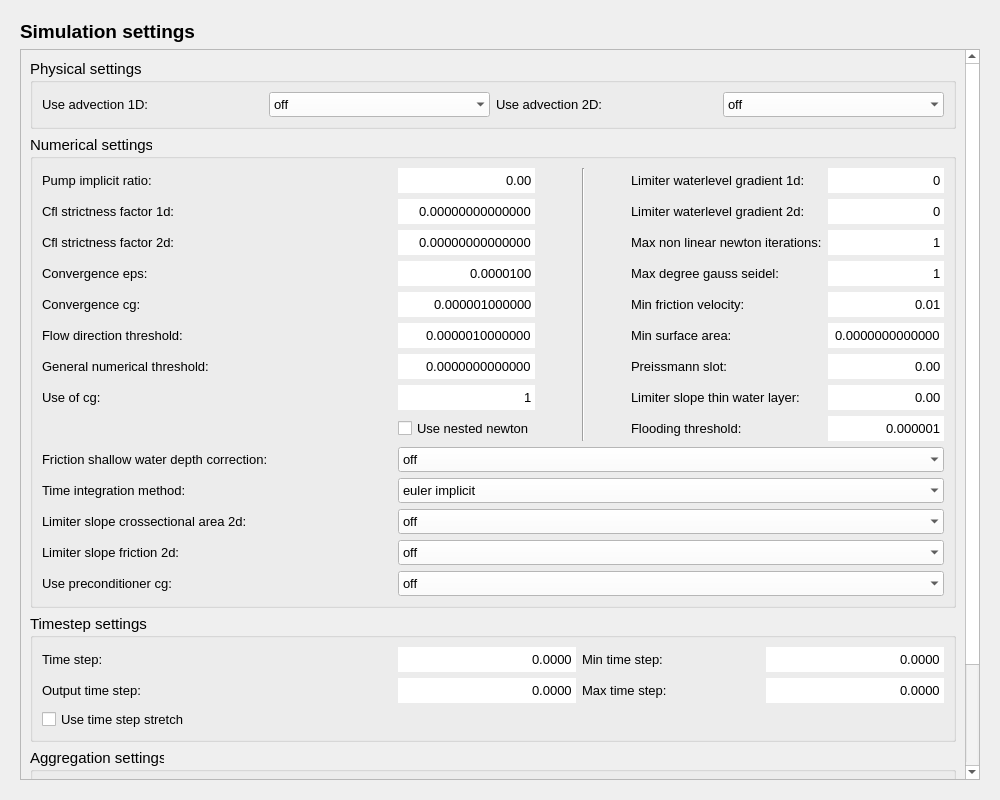
Before: the Qt Designer form threedi_api_qgis_client/ui/simulation_wizard/page_settings.ui in nens/threedi-api-qgis-client, drawn with Qt 5.
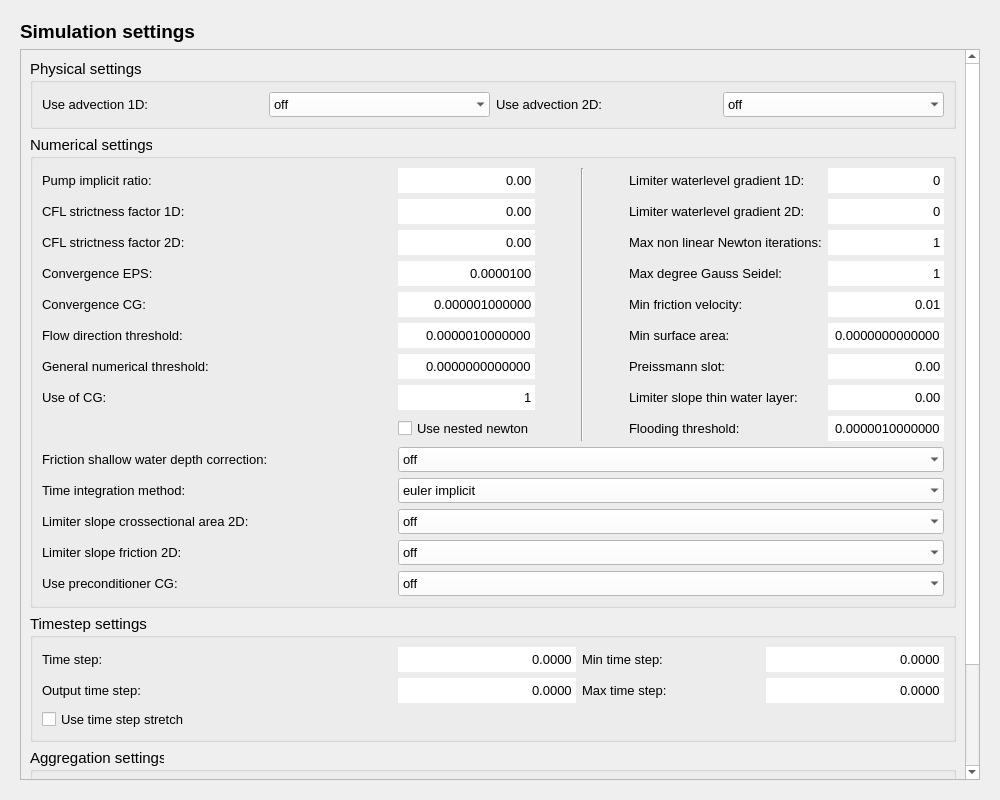
After: the same form once the commit is applied. Custom widgets are drawn as their Qt base class.

Commit message: Setting page fixes.

```diff
--- a/threedi_api_qgis_client/ui/simulation_wizard/page_settings.ui
+++ b/threedi_api_qgis_client/ui/simulation_wizard/page_settings.ui
@@ -93,6 +93,7 @@
            <widget class="QgsCollapsibleGroupBox" name="group_numerical">
             <property name="font">
              <font>
+              <family>Segoe UI</family>
               <pointsize>11</pointsize>
              </font>
             </property>
@@ -181,11 +182,12 @@
               <widget class="QLabel" name="label_19">
                <property name="font">
                 <font>
+                 <family>Segoe UI</family>
                  <pointsize>10</pointsize>
                 </font>
                </property>
                <property name="text">
-                <string>Limiter waterlevel gradient 1d:</string>
+                <string>Limiter waterlevel gradient 1D:</string>
                </property>
               </widget>
              </item>
@@ -223,11 +225,12 @@
               <widget class="QLabel" name="label_5">
                <property name="font">
                 <font>
+                 <family>Segoe UI</family>
                  <pointsize>10</pointsize>
                 </font>
                </property>
                <property name="text">
-                <string>Cfl strictness factor 1d:</string>
+                <string>CFL strictness factor 1D:</string>
                </property>
               </widget>
              </item>
@@ -259,7 +262,7 @@
                 <enum>QAbstractSpinBox::NoButtons</enum>
                </property>
                <property name="decimals">
-                <number>14</number>
+                <number>2</number>
                </property>
                <property name="maximum">
                 <double>1.000000000000000</double>
@@ -270,11 +273,12 @@
               <widget class="QLabel" name="label_20">
                <property name="font">
                 <font>
+                 <family>Segoe UI</family>
                  <pointsize>10</pointsize>
                 </font>
                </property>
                <property name="text">
-                <string>Limiter waterlevel gradient 2d:</string>
+                <string>Limiter waterlevel gradient 2D:</string>
                </property>
               </widget>
              </item>
@@ -312,11 +316,12 @@
               <widget class="QLabel" name="label_8">
                <property name="font">
                 <font>
+                 <family>Segoe UI</family>
                  <pointsize>10</pointsize>
                 </font>
                </property>
                <property name="text">
-                <string>Cfl strictness factor 2d:</string>
+                <string>CFL strictness factor 2D:</string>
                </property>
               </widget>
              </item>
@@ -346,7 +351,7 @@
                 <enum>QAbstractSpinBox::NoButtons</enum>
                </property>
                <property name="decimals">
-                <number>14</number>
+                <number>2</number>
                </property>
                <property name="maximum">
                 <double>1.000000000000000</double>
@@ -357,11 +362,12 @@
               <widget class="QLabel" name="label_22">
                <property name="font">
                 <font>
+                 <family>Segoe UI</family>
                  <pointsize>10</pointsize>
                 </font>
                </property>
                <property name="text">
-                <string>Max non linear newton iterations:</string>
+                <string>Max non linear Newton iterations:</string>
                </property>
               </widget>
              </item>
@@ -402,11 +408,12 @@
               <widget class="QLabel" name="label_12">
                <property name="font">
                 <font>
+                 <family>Segoe UI</family>
                  <pointsize>10</pointsize>
                 </font>
                </property>
                <property name="text">
-                <string>Convergence eps:</string>
+                <string>Convergence EPS:</string>
                </property>
               </widget>
              </item>
@@ -456,11 +463,12 @@
               <widget class="QLabel" name="label_23">
                <property name="font">
                 <font>
+                 <family>Segoe UI</family>
                  <pointsize>10</pointsize>
                 </font>
                </property>
                <property name="text">
-                <string>Max degree gauss seidel:</string>
+                <string>Max degree Gauss Seidel:</string>
                </property>
               </widget>
              </item>
@@ -501,11 +509,12 @@
               <widget class="QLabel" name="label_14">
                <property name="font">
                 <font>
+                 <family>Segoe UI</family>
                  <pointsize>10</pointsize>
                 </font>
                </property>
                <property name="text">
-                <string>Convergence cg:</string>
+                <string>Convergence CG:</string>
                </property>
               </widget>
              </item>
@@ -552,6 +561,7 @@
               <widget class="QLabel" name="label_24">
                <property name="font">
                 <font>
+                 <family>Segoe UI</family>
                  <pointsize>10</pointsize>
                 </font>
                </property>
@@ -645,6 +655,7 @@
               <widget class="QLabel" name="label_25">
                <property name="font">
                 <font>
+                 <family>Segoe UI</family>
                  <pointsize>10</pointsize>
                 </font>
                </property>
@@ -735,6 +746,7 @@
               <widget class="QLabel" name="label_27">
                <property name="font">
                 <font>
+                 <family>Segoe UI</family>
                  <pointsize>10</pointsize>
                 </font>
                </property>
@@ -777,11 +789,12 @@
               <widget class="QLabel" name="label_29">
                <property name="font">
                 <font>
+                 <family>Segoe UI</family>
                  <pointsize>10</pointsize>
                 </font>
                </property>
                <property name="text">
-                <string>Use of cg:</string>
+                <string>Use of CG:</string>
                </property>
               </widget>
              </item>
@@ -822,6 +835,7 @@
               <widget class="QLabel" name="label_28">
                <property name="font">
                 <font>
+                 <family>Segoe UI</family>
                  <pointsize>10</pointsize>
                 </font>
                </property>
@@ -877,6 +891,7 @@
               <widget class="QLabel" name="label_9">
                <property name="font">
                 <font>
+                 <family>Segoe UI</family>
                  <pointsize>10</pointsize>
                 </font>
                </property>
@@ -912,7 +927,7 @@
                 <enum>QAbstractSpinBox::NoButtons</enum>
                </property>
                <property name="decimals">
-                <number>6</number>
+                <number>13</number>
                </property>
                <property name="maximum">
                 <double>0.050000000000000</double>
@@ -1031,11 +1046,12 @@
                </property>
                <property name="font">
                 <font>
+                 <family>Segoe UI</family>
                  <pointsize>10</pointsize>
                 </font>
                </property>
                <property name="text">
-                <string>Limiter slope crossectional area 2d:</string>
+                <string>Limiter slope crossectional area 2D:</string>
                </property>
               </widget>
              </item>
@@ -1085,11 +1101,12 @@
               <widget class="QLabel" name="label_21">
                <property name="font">
                 <font>
+                 <family>Segoe UI</family>
                  <pointsize>10</pointsize>
                 </font>
                </property>
                <property name="text">
-                <string>Limiter slope friction 2d:</string>
+                <string>Limiter slope friction 2D:</string>
                </property>
               </widget>
              </item>
@@ -1129,11 +1146,12 @@
               <widget class="QLabel" name="label_26">
                <property name="font">
                 <font>
+                 <family>Segoe UI</family>
                  <pointsize>10</pointsize>
                 </font>
                </property>
                <property name="text">
-                <string>Use preconditioner cg:</string>
+                <string>Use preconditioner CG:</string>
                </property>
               </widget>
              </item>
```
Left out of the diff: 17 changed lines with no effect on the pictures.
